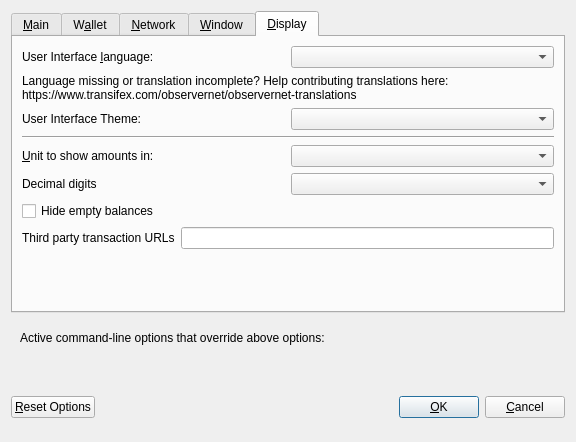
Before: the Qt Designer form src/qt/forms/optionsdialog.ui in observernet/obsr, drawn with Qt 5.
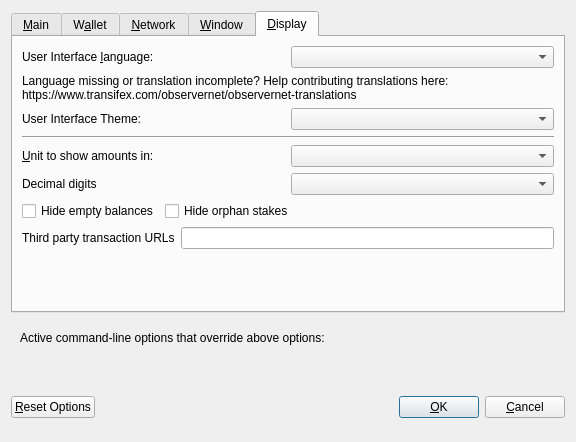
After: the same form once the commit is applied. The open tabs and pages were chosen to show the change. Custom widgets are drawn as their Qt base class.

Commit message: Add option to hide orphans in overview and txlist

The edit to the form file:
```diff
--- a/src/qt/forms/optionsdialog.ui
+++ b/src/qt/forms/optionsdialog.ui
@@ -521,7 +521,7 @@
         </widget>
        </item>
        <item>
-        <layout class="QHBoxLayout" name="horizontalLayout_4_Display" stretch="0,0">
+        <layout class="QHBoxLayout" name="horizontalLayout_2_Display" stretch="0,0">
          <item>
           <widget class="QLabel" name="themeLabel">
            <property name="text">
@@ -542,7 +542,7 @@
         </widget>
        </item>
        <item>
-        <layout class="QHBoxLayout" name="horizontalLayout_2_Display">
+        <layout class="QHBoxLayout" name="horizontalLayout_3_Display">
          <item>
           <widget class="QLabel" name="unitLabel">
            <property name="text">
@@ -566,7 +566,7 @@
         </layout>
        </item>
        <item>
-        <layout class="QHBoxLayout" name="horizontalLayout_5_Display">
+        <layout class="QHBoxLayout" name="horizontalLayout_4_Display">
          <item>
           <widget class="QLabel" name="digitsLabel">
            <property name="text">
@@ -580,6 +580,8 @@
         </layout>
        </item>
        <item>
+        <layout class="QHBoxLayout" name="horizontalLayout_5_Display">
+         <item>
         <widget class="QCheckBox" name="checkBoxHideZeroBalances">
          <property name="toolTip">
           <string>Hide empty balances</string>
@@ -593,7 +595,32 @@
         </widget>
        </item>
        <item>
-        <layout class="QHBoxLayout" name="horizontalLayout_3_Display">
+          <widget class="QCheckBox" name="checkBoxHideOrphans">
+           <property name="toolTip">
+            <string>Hide orphan stakes in transaction lists</string>
+           </property>
+           <property name="text">
+            <string>Hide orphan stakes</string>
+           </property>
+          </widget>
+         </item>
+         <item>
+          <spacer name="horizontalSpacer">
+           <property name="orientation">
+            <enum>Qt::Horizontal</enum>
+           </property>
+           <property name="sizeHint" stdset="0">
+            <size>
+             <width>40</width>
+             <height>20</height>
+            </size>
+           </property>
+          </spacer>
+         </item>
+        </layout>
+       </item>
+       <item>
+        <layout class="QHBoxLayout" name="horizontalLayout_6_Display">
          <item>
           <widget class="QLabel" name="thirdPartyTxUrlsLabel">
            <property name="toolTip">
```
Left out of the diff: 2 changed lines with no effect on the pictures. Lines whose indentation alone changed are shown as unchanged. The commit also changes 9 other files.
